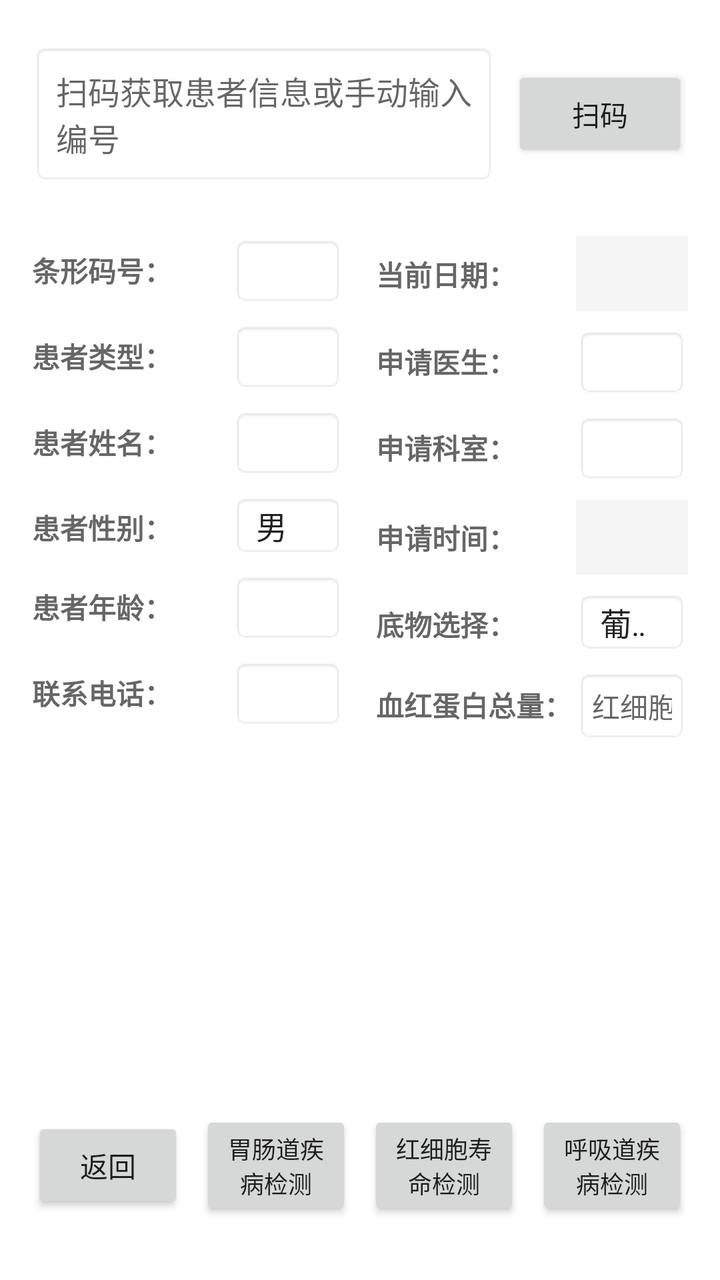
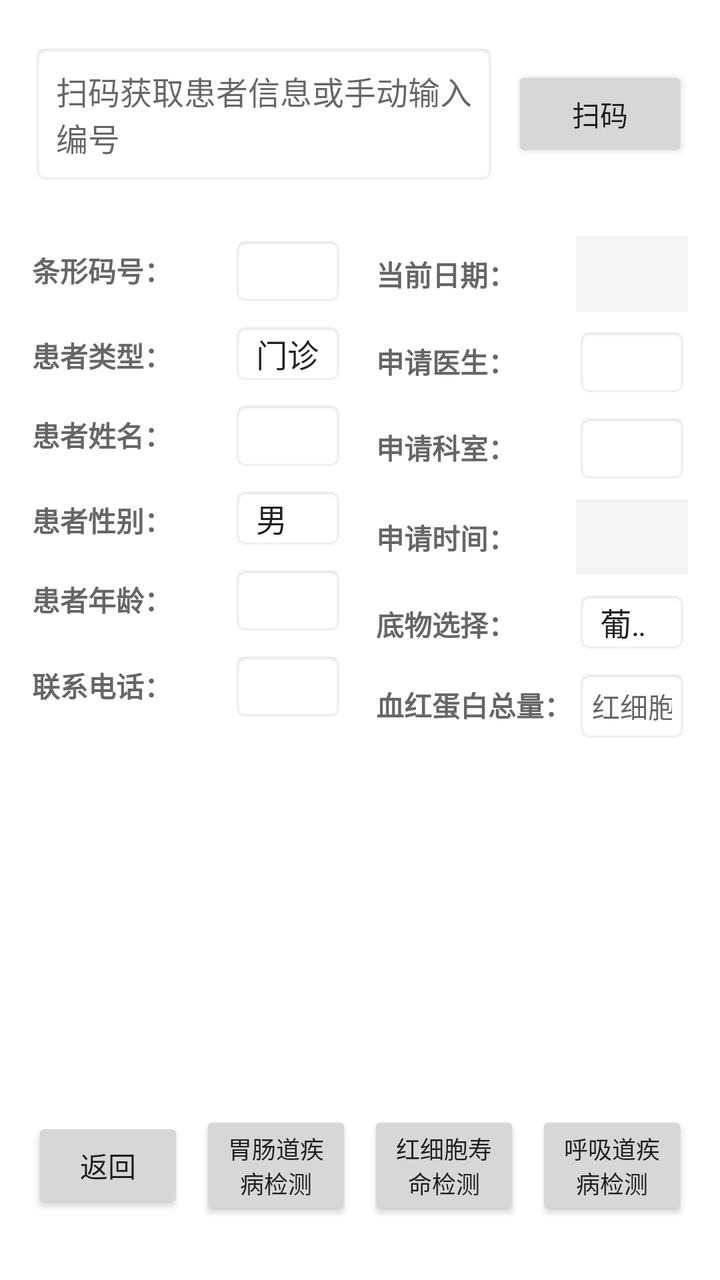

Two renders of the same Android screen: before a commit and after it. Below are the layout's source before the change and the commit's diff.
<!-- AndroidManifest.xml: application theme Theme.WellYearn -->
<!-- res/layout/activity_detect_analysis.xml -->
<?xml version="1.0" encoding="utf-8"?>
<LinearLayout xmlns:android="http://schemas.android.com/apk/res/android"
    android:layout_width="match_parent"
    android:layout_height="match_parent"
    android:orientation="vertical"
    android:padding="16dp"
    android:background="#FFFFFF">

    
    <LinearLayout
        android:layout_width="match_parent"
        android:layout_height="0dp"
        android:layout_weight="1"
        android:orientation="horizontal"
        android:gravity="center_vertical"
        android:layout_marginBottom="8dp">

        <EditText
            android:id="@+id/etScanResult"
            android:layout_width="0dp"
            android:layout_weight="1"
            android:layout_height="wrap_content"
            android:hint="扫码获取患者信息或手动输入编号"
            android:textSize="16sp"
            android:padding="12dp"
            android:background="@android:drawable/editbox_background" />

        <Button
            android:id="@+id/btnScan"
            android:layout_width="wrap_content"
            android:layout_height="wrap_content"
            android:text="扫码"
            android:layout_marginStart="8dp" />
    </LinearLayout>

    
    <LinearLayout
        android:layout_width="match_parent"
        android:layout_height="0dp"
        android:layout_weight="5"
        android:orientation="horizontal"
        android:layout_marginTop="8dp">

        
        <ScrollView
            android:layout_width="0dp"
            android:layout_height="match_parent"
            android:layout_weight="1"
            android:layout_marginEnd="8dp">

            <LinearLayout
                android:layout_width="match_parent"
                android:layout_height="wrap_content"
                android:orientation="vertical">

                <LinearLayout style="@style/HorizontalInfoRow">
                    <TextView style="@style/InfoLabelLeft" android:text="条形码号：" />
                    <EditText android:id="@+id/etSpecimenNo" style="@style/InfoEditRight" />
                </LinearLayout>

                <LinearLayout style="@style/HorizontalInfoRow">
                    <TextView style="@style/InfoLabelLeft" android:text="患者类型：" />
                    <EditText android:id="@+id/etPatientType" style="@style/InfoEditRight" />
                </LinearLayout>

                <LinearLayout style="@style/HorizontalInfoRow">
                    <TextView style="@style/InfoLabelLeft" android:text="患者姓名：" />
                    <EditText android:id="@+id/etPatientName" style="@style/InfoEditRight" />
                </LinearLayout>

                <LinearLayout style="@style/HorizontalInfoRow">
                    <TextView style="@style/InfoLabelLeft" android:text="患者性别：" />
                    <Spinner
                        android:id="@+id/spPatientGender"
                        style="@style/InfoSpinnerRight"
                        android:entries="@array/gender_array" />
                </LinearLayout>

                <LinearLayout style="@style/HorizontalInfoRow">
                    <TextView style="@style/InfoLabelLeft" android:text="患者年龄：" />
                    <EditText android:id="@+id/etPatientAge" style="@style/InfoEditRight" />
                </LinearLayout>

                <LinearLayout style="@style/HorizontalInfoRow">
                    <TextView style="@style/InfoLabelLeft" android:text="联系电话：" />
                    <EditText android:id="@+id/etPhone" style="@style/InfoEditRight" />
                </LinearLayout>

            </LinearLayout>
        </ScrollView>

        
        <ScrollView
            android:layout_width="0dp"
            android:layout_height="match_parent"
            android:layout_weight="1"
            android:layout_marginStart="8dp">

            <LinearLayout
                android:layout_width="match_parent"
                android:layout_height="wrap_content"
                android:orientation="vertical">

                <LinearLayout style="@style/HorizontalInfoRow">
                    <TextView style="@style/InfoLabelLeft" android:text="当前日期：" />
                    <TextView android:id="@+id/tvCurrentDate" style="@style/InfoValueRight" />
                </LinearLayout>

                <LinearLayout style="@style/HorizontalInfoRow">
                    <TextView style="@style/InfoLabelLeft" android:text="申请医生：" />
                    <EditText android:id="@+id/etApplyDoctor" style="@style/InfoEditRight" />
                </LinearLayout>

                <LinearLayout style="@style/HorizontalInfoRow">
                    <TextView style="@style/InfoLabelLeft" android:text="申请科室：" />
                    <EditText android:id="@+id/etApplyDept" style="@style/InfoEditRight" />
                </LinearLayout>

                <LinearLayout style="@style/HorizontalInfoRow">
                    <TextView style="@style/InfoLabelLeft" android:text="申请时间：" />
                    <TextView android:id="@+id/tvApplyTime" style="@style/InfoValueRight" />
                </LinearLayout>
                <LinearLayout style="@style/HorizontalInfoRow">
                    <TextView style="@style/InfoLabelLeft" android:text="底物选择：" />
                    <Spinner
                        android:id="@+id/spSubstrate"
                        style="@style/InfoSpinnerRight"
                        android:entries="@array/substrate_array1" />
                </LinearLayout>
                
                <LinearLayout style="@style/HorizontalInfoRow">
                    <TextView style="@style/InfoLabelLeft" android:text="血红蛋白总量：" />
                    <EditText
                        android:id="@+id/etHemoglobin"
                        style="@style/InfoEditRight"
                        android:hint="红细胞寿命检测必填，单位 g/L"
                        android:inputType="numberDecimal" />
                </LinearLayout>

            </LinearLayout>
        </ScrollView>
    </LinearLayout>

    
    <LinearLayout
        android:layout_width="match_parent"
        android:layout_height="0dp"
        android:layout_weight="1"
        android:orientation="horizontal"
        android:gravity="center"
        android:layout_marginTop="16dp">

        <Button
            android:id="@+id/btnBack"
            android:layout_width="0dp"
            android:layout_height="wrap_content"
            android:layout_weight="1"
            android:text="返回"
            android:layout_marginEnd="8dp" />

        <Button
            android:id="@+id/btnGI"
            android:layout_width="0dp"
            android:layout_height="wrap_content"
            android:layout_weight="1"
            android:text="胃肠道疾病检测"
            android:layout_marginEnd="8dp"
            android:textSize="12sp" />

        <Button
            android:id="@+id/btnRBC"
            android:layout_width="0dp"
            android:layout_height="wrap_content"
            android:layout_weight="1"
            android:text="红细胞寿命检测"
            android:layout_marginEnd="8dp"
            android:textSize="12sp" />

        <Button
            android:id="@+id/btnResp"
            android:layout_width="0dp"
            android:layout_height="wrap_content"
            android:layout_weight="1"
            android:text="呼吸道疾病检测"
            android:textSize="12sp" />
    </LinearLayout>

</LinearLayout>
<!-- resources referenced by this layout -->
<resources>
  <string-array name="gender_array">
          <item>男</item>
          <item>女</item>
      </string-array>
  <string-array name="substrate_array1">
          <item>葡萄糖</item>
          <item>乳果糖</item>
      </string-array>
  <style name="HorizontalInfoRow">
          <item name="android:layout_width">match_parent</item>
          <item name="android:layout_height">wrap_content</item>
          <item name="android:orientation">horizontal</item>
          <item name="android:layout_marginTop">4dp</item>
          <item name="android:layout_marginBottom">4dp</item>
      </style>
  <style name="InfoEditRight">
          <item name="android:layout_width">0dp</item>
          <item name="android:layout_weight">1</item>
          <item name="android:layout_height">wrap_content</item>
          <item name="android:textSize">14sp</item>
          <item name="android:background">@android:drawable/editbox_background</item>
          <item name="android:padding">8dp</item>
      </style>
  <style name="InfoLabelLeft">
          <item name="android:layout_width">100dp</item>
          <item name="android:layout_height">wrap_content</item>
          <item name="android:textSize">14sp</item>
          <item name="android:textColor">#666666</item>
          <item name="android:textStyle">bold</item>
          <item name="android:gravity">left|center_vertical</item>
      </style>
  <style name="InfoSpinnerRight">
          <item name="android:layout_width">0dp</item>
          <item name="android:layout_weight">1</item>
          <item name="android:layout_height">wrap_content</item>
          <item name="android:background">@android:drawable/editbox_background</item>
          <item name="android:padding">4dp</item>
      </style>
  <style name="InfoValueRight">
          <item name="android:layout_width">0dp</item>
          <item name="android:layout_height">wrap_content</item>
          <item name="android:layout_weight">1</item>
          <item name="android:textSize">16sp</item>
          <item name="android:textColor">#333333</item>
          <item name="android:background">#F5F5F5</item>
          <item name="android:padding">8dp</item>
      </style>
  <style name="Theme.WellYearn" parent="Theme.MaterialComponents.DayNight.DarkActionBar">
          
          <item name="colorPrimary">@color/purple_500</item>
          <item name="colorPrimaryVariant">@color/purple_700</item>
          <item name="colorOnPrimary">@color/white</item>
          
          <item name="colorSecondary">@color/teal_200</item>
          <item name="colorSecondaryVariant">@color/teal_700</item>
          <item name="colorOnSecondary">@color/black</item>
          
          <item name="android:statusBarColor">?attr/colorPrimaryVariant</item>
          
      </style>
  <color name="purple_500">#FF6200EE</color>
  <color name="purple_700">#FF3700B3</color>
  <color name="white">#FFFFFFFF</color>
  <color name="teal_200">#FF03DAC5</color>
  <color name="teal_700">#FF018786</color>
  <color name="black">#FF000000</color>
</resources>

<!-- the commit's change to res/layout/activity_detect_analysis.xml (unified diff, before → after) -->
@@ -60,7 +60,10 @@
 
                 <LinearLayout style="@style/HorizontalInfoRow">
                     <TextView style="@style/InfoLabelLeft" android:text="患者类型：" />
-                    <EditText android:id="@+id/etPatientType" style="@style/InfoEditRight" />
+                    <Spinner
+                        android:id="@+id/spPatientType"
+                        style="@style/InfoSpinnerRight"
+                        android:entries="@array/patient_type_array" />
                 </LinearLayout>
 
                 <LinearLayout style="@style/HorizontalInfoRow">
<!-- resource entries referenced after the edit -->
@@ -3,6 +3,11 @@
   <string-array name="gender_array">
           <item>男</item>
           <item>女</item>
+      </string-array>
+  <string-array name="patient_type_array">
+          <item>门诊</item>
+          <item>急诊</item>
+          <item>住院</item>
       </string-array>
   <string-array name="substrate_array1">
           <item>葡萄糖</item>
